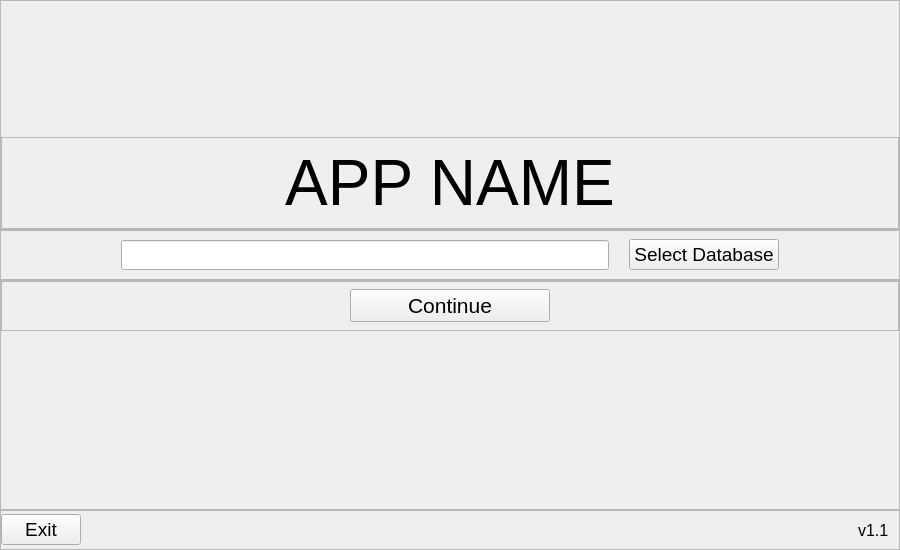
Old version of the form res/interface.ui in the repository StevenButtifint/database-cleaner.
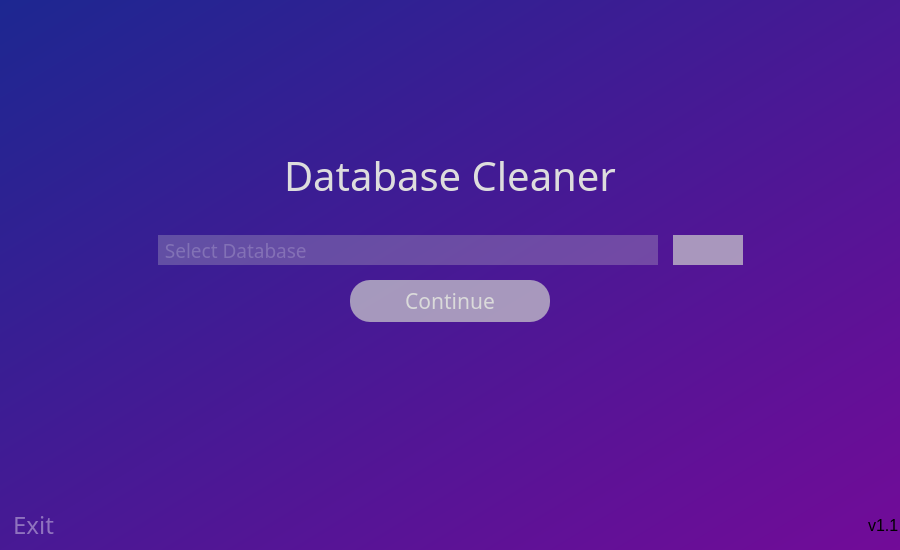
New version of the form. The open tabs and pages were chosen to show the change. Icons and pictures are not drawn.

Commit message: updated home page aesthetic

Diff of the .ui file:
```diff
--- a/res/interface.ui
+++ b/res/interface.ui
@@ -25,6 +25,9 @@
   <property name="windowTitle">
    <string>MainWindow</string>
   </property>
+  <property name="styleSheet">
+   <string notr="true"/>
+  </property>
   <widget class="QWidget" name="centralwidget">
    <layout class="QVBoxLayout" name="verticalLayout_2">
     <property name="spacing">
@@ -48,6 +51,16 @@
        <number>0</number>
       </property>
       <widget class="QWidget" name="home_page">
+       <property name="styleSheet">
+        <string notr="true">QWidget {
+	background-color: qlineargradient(spread:pad, x1:0, y1:0, x2:1, y2:1, stop:0 rgba(29, 39, 145, 255), stop:1 rgba(114, 11, 152, 255));
+}
+
+QFrame {
+	
+	background-color: rgba(0, 0, 0, 0);
+}</string>
+       </property>
        <layout class="QVBoxLayout" name="verticalLayout">
         <property name="spacing">
          <number>0</number>
@@ -98,8 +111,8 @@
              </property>
              <property name="sizeHint" stdset="0">
               <size>
-               <width>20</width>
-               <height>40</height>
+               <width>895</width>
+               <height>37</height>
               </size>
              </property>
             </spacer>
@@ -113,6 +126,21 @@
               <enum>QFrame::Raised</enum>
              </property>
              <layout class="QHBoxLayout" name="horizontalLayout_4">
+              <property name="spacing">
+               <number>0</number>
+              </property>
+              <property name="leftMargin">
+               <number>0</number>
+              </property>
+              <property name="topMargin">
+               <number>0</number>
+              </property>
+              <property name="rightMargin">
+               <number>0</number>
+              </property>
+              <property name="bottomMargin">
+               <number>20</number>
+              </property>
               <item>
                <widget class="QLabel" name="label">
                 <property name="sizePolicy">
@@ -123,15 +151,18 @@
                 </property>
                 <property name="font">
                  <font>
-                  <family>Segoe UI</family>
-                  <pointsize>48</pointsize>
+                  <family>Microsoft YaHei</family>
+                  <pointsize>30</pointsize>
                   <weight>50</weight>
                   <italic>false</italic>
                   <bold>false</bold>
                  </font>
                 </property>
+                <property name="styleSheet">
+                 <string notr="true">color:#DDDDDD;</string>
+                </property>
                 <property name="text">
-                 <string>APP NAME</string>
+                 <string>Database Cleaner</string>
                 </property>
                 <property name="alignment">
                  <set>Qt::AlignCenter</set>
@@ -166,51 +197,134 @@
           </property>
           <layout class="QHBoxLayout" name="horizontalLayout">
            <property name="spacing">
-            <number>20</number>
+            <number>15</number>
            </property>
            <property name="leftMargin">
-            <number>120</number>
+            <number>0</number>
            </property>
            <property name="topMargin">
             <number>0</number>
            </property>
            <property name="rightMargin">
-            <number>120</number>
+            <number>0</number>
            </property>
            <property name="bottomMargin">
             <number>0</number>
            </property>
            <item>
-            <widget class="QLineEdit" name="lineEdit">
+            <spacer name="horizontalSpacer_2">
+             <property name="orientation">
+              <enum>Qt::Horizontal</enum>
+             </property>
+             <property name="sizeHint" stdset="0">
+              <size>
+               <width>40</width>
+               <height>20</height>
+              </size>
+             </property>
+            </spacer>
+           </item>
+           <item>
+            <widget class="QLineEdit" name="qle_selected_database">
              <property name="minimumSize">
               <size>
-               <width>0</width>
+               <width>500</width>
                <height>30</height>
               </size>
              </property>
+             <property name="maximumSize">
+              <size>
+               <width>500</width>
+               <height>16777215</height>
+              </size>
+             </property>
+             <property name="font">
+              <font>
+               <family>Microsoft YaHei</family>
+               <pointsize>14</pointsize>
+              </font>
+             </property>
+             <property name="styleSheet">
+              <string notr="true">background-color: rgba(206, 206, 206, 70);
+border: 0px;
+color: rgba(255, 255, 255, 100);</string>
+             </property>
+             <property name="text">
+              <string/>
+             </property>
+             <property name="readOnly">
+              <bool>true</bool>
+             </property>
+             <property name="placeholderText">
+              <string> Select Database</string>
+             </property>
+             <property name="clearButtonEnabled">
+              <bool>false</bool>
+             </property>
             </widget>
            </item>
            <item>
             <widget class="QPushButton" name="pushButton">
              <property name="minimumSize">
               <size>
-               <width>150</width>
+               <width>70</width>
                <height>30</height>
               </size>
              </property>
+             <property name="maximumSize">
+              <size>
+               <width>70</width>
+               <height>16777215</height>
+              </size>
+             </property>
              <property name="font">
               <font>
-               <family>Segoe UI</family>
+               <family>Microsoft YaHei</family>
                <pointsize>14</pointsize>
                <weight>50</weight>
                <bold>false</bold>
               </font>
              </property>
+             <property name="styleSheet">
+              <string notr="true">QPushButton {
+	background-color: rgba(206, 206, 206, 180);
+	color: rgb(238, 238, 238);
+	border-radius: 20px;
+}
+QPushButton:hover {
+	background-color: rgba(206, 206, 206, 240);
+	color: rgb(238, 238, 238);
+	border-radius: 20px;
+}</string>
+             </property>
              <property name="text">
-              <string>Select Database</string>
+              <string/>
+             </property>
+             <property name="icon">
+              <iconset>
+               <normaloff>icons/folder_w.png</normaloff>icons/folder_w.png</iconset>
+             </property>
+             <property name="iconSize">
+              <size>
+               <width>32</width>
+               <height>32</height>
+              </size>
              </property>
             </widget>
            </item>
+           <item>
+            <spacer name="horizontalSpacer_3">
+             <property name="orientation">
+              <enum>Qt::Horizontal</enum>
+             </property>
+             <property name="sizeHint" stdset="0">
+              <size>
+               <width>40</width>
+               <height>20</height>
+              </size>
+             </property>
+            </spacer>
+           </item>
           </layout>
          </widget>
         </item>
@@ -279,7 +393,7 @@
                 <property name="minimumSize">
                  <size>
                   <width>0</width>
-                  <height>30</height>
+                  <height>42</height>
                  </size>
                 </property>
                 <property name="maximumSize">
@@ -290,10 +404,23 @@
                 </property>
                 <property name="font">
                  <font>
-                  <family>Segoe UI</family>
+                  <family>Microsoft YaHei</family>
                   <pointsize>16</pointsize>
                  </font>
                 </property>
+                <property name="styleSheet">
+                 <string notr="true">
+QPushButton {
+	background-color: rgba(206, 206, 206, 180);
+	border-radius: 20px;
+	color: rgb(218, 218, 218);
+}
+QPushButton:hover {
+	background-color: rgba(206, 206, 206, 240);
+	border-radius: 20px;
+	color: rgb(255, 255,255);
+}</string>
+                </property>
                 <property name="text">
                  <string>Continue</string>
                 </property>
@@ -329,7 +456,7 @@
           <property name="maximumSize">
            <size>
             <width>16777215</width>
-            <height>40</height>
+            <height>50</height>
            </size>
           </property>
           <property name="frameShape">
@@ -349,25 +476,52 @@
             <number>0</number>
            </property>
            <property name="rightMargin">
-            <number>10</number>
+            <number>0</number>
            </property>
            <property name="bottomMargin">
             <number>0</number>
            </property>
            <item>
-            <widget class="QPushButton" name="pushButton_3">
+            <widget class="QPushButton" name="btn_exit">
+             <property name="sizePolicy">
+              <sizepolicy hsizetype="Minimum" vsizetype="Minimum">
+               <horstretch>0</horstretch>
+               <verstretch>0</verstretch>
+              </sizepolicy>
+             </property>
+             <property name="minimumSize">
+              <size>
+               <width>65</width>
+               <height>0</height>
+              </size>
+             </property>
              <property name="maximumSize">
               <size>
-               <width>100</width>
+               <width>55</width>
                <height>16777215</height>
               </size>
              </property>
              <property name="font">
               <font>
-               <family>Segoe UI</family>
-               <pointsize>14</pointsize>
+               <family>Microsoft YaHei</family>
+               <pointsize>18</pointsize>
               </font>
              </property>
+             <property name="styleSheet">
+              <string notr="true">QPushButton {
+	color: rgba(255,255, 255, 100);
+	border: 0px solid;
+	background-color: rgba(0, 0, 0, 0);
+	border-radius: 15px;
+}
+QPushButton:hover {
+	background-color: rgba(0, 0, 0, 0);
+	border-radius: 15px;
+	border: 0px solid;
+	color: rgba(255,255, 255, 255);
+	
+}</string>
+             </property>
              <property name="text">
               <string>Exit</string>
              </property>
@@ -380,8 +534,8 @@
              </property>
              <property name="sizeHint" stdset="0">
               <size>
-               <width>40</width>
-               <height>20</height>
+               <width>10</width>
+               <height>10</height>
               </size>
              </property>
             </spacer>
```
Left out of the diff: 13 changed lines with no effect on the pictures.
